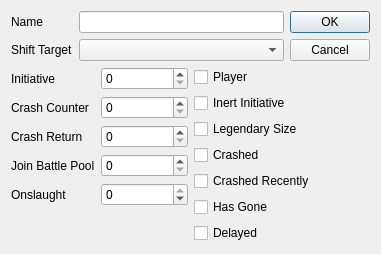
ErikSeguinte/ex-3e-tracker-Python, file lib/Modification_Window.ui: the form before one commit.
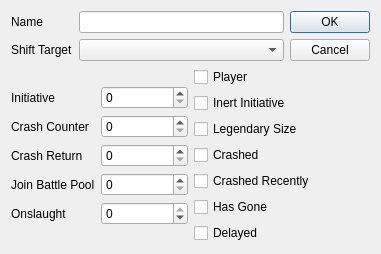
The form after the commit.

Commit message: created preferences window

```diff
--- a/lib/Modification_Window.ui
+++ b/lib/Modification_Window.ui
@@ -59,6 +59,9 @@
     <layout class="QHBoxLayout" name="horizontalLayout">
      <item>
       <layout class="QFormLayout" name="formLayout">
+       <property name="formAlignment">
+        <set>Qt::AlignLeading|Qt::AlignLeft|Qt::AlignVCenter</set>
+       </property>
        <item row="0" column="0">
         <widget class="QLabel" name="label_2">
          <property name="text">
```
